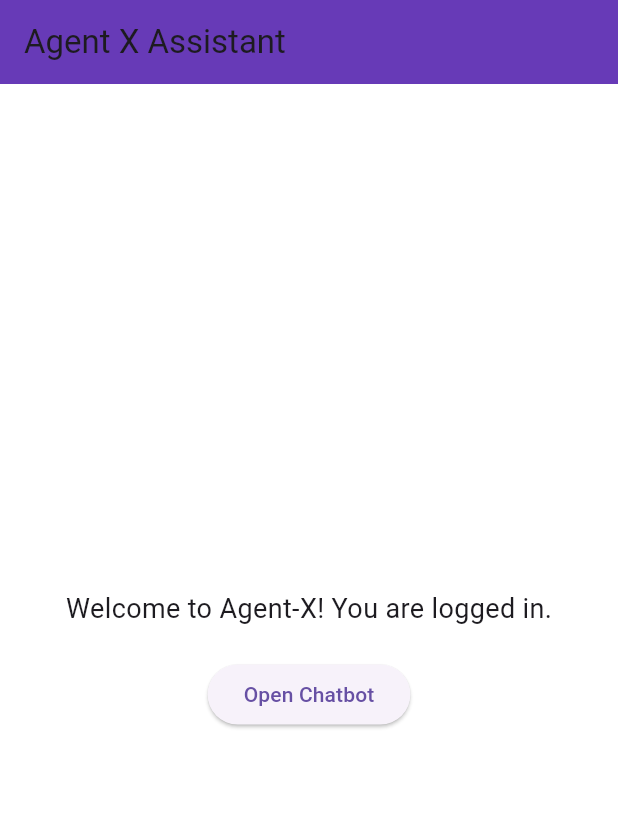
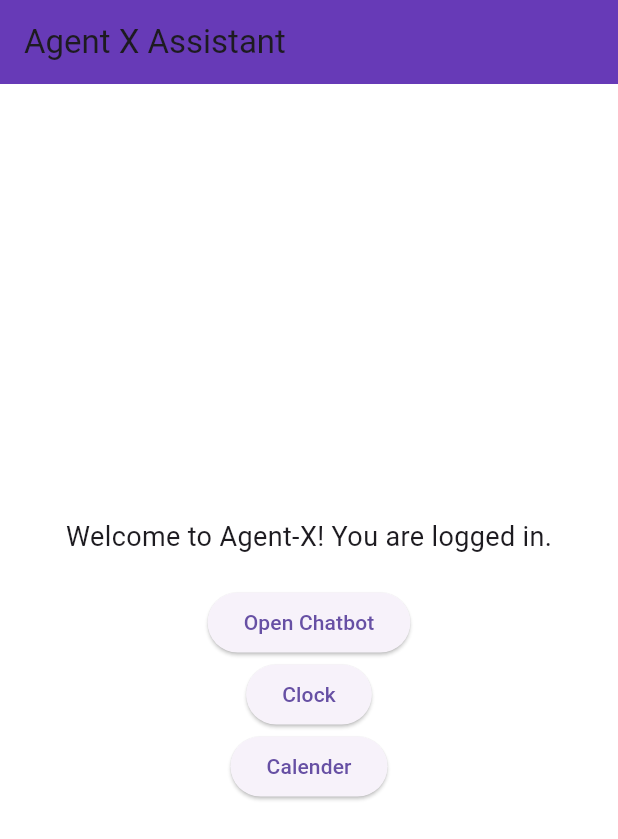
Before and after one commit to IDKSAM27/Agent_X_, a Flutter app: the HomeScreen screen opened directly, on a phone screen of 412 x 824 dp. Shown: the top 839 px of the screen. Run offline on Flutter 3.47's test engine with Material 3 defaults, Android fonts, the phone set to English and light mode, and no system bars; our stand-ins replace cloud_firestore, firebase_auth, firebase_core, flutter_dotenv, google_sign_in; accounts and stored records are empty.

Commit message:
Clock and calendar screens added, with buttons

```diff
--- a/lib/home_screen.dart
+++ b/lib/home_screen.dart
@@ -1,5 +1,6 @@
- import 'package:flutter/material.dart';
+import 'package:flutter/material.dart';
 import 'screens/chat_screen.dart';
+import 'screens/clock_screen.dart';
 
 class HomeScreen extends StatelessWidget {
   const HomeScreen({super.key});
@@ -16,16 +17,24 @@ class HomeScreen extends StatelessWidget {
               'Welcome to Agent-X! You are logged in.',
               style: TextStyle(fontSize: 18),
             ),
+
             const SizedBox(height: 20),
             ElevatedButton(
               onPressed: () {
                 Navigator.push(
                   context,
-                  MaterialPageRoute(builder: (context) => const ChatScreen(profession: 'YourProfession')),
+                  MaterialPageRoute(
+                    builder: (context) =>
+                        const ChatScreen(profession: 'YourProfession'),
+                  ),
                 );
               },
               child: const Text("Open Chatbot"),
             ),
+
+            ElevatedButton(onPressed: () {}, child: const Text("Clock")),
+
+            ElevatedButton(onPressed: () {}, child: const Text("Calender")),
           ],
         ),
       ),
```
Also changed, not shown: lib/screens/calendar_screen.dart (added), lib/screens/clock_screen.dart (added).
